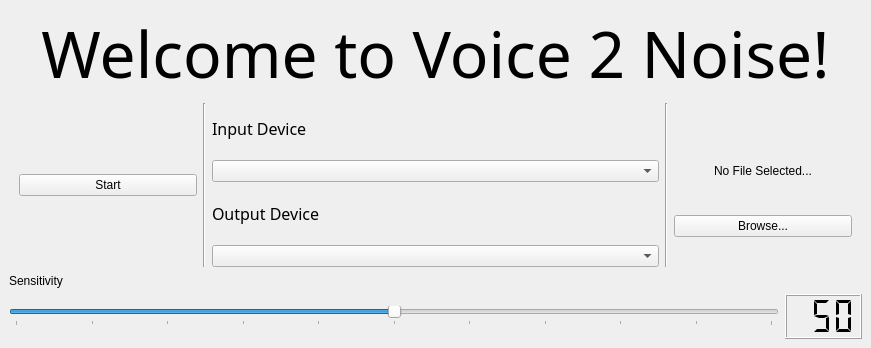
This is voice2noise/mainwindow.ui in benjaminclay01/voice2noise as Qt 5 draws it before an edit. The edited form follows.
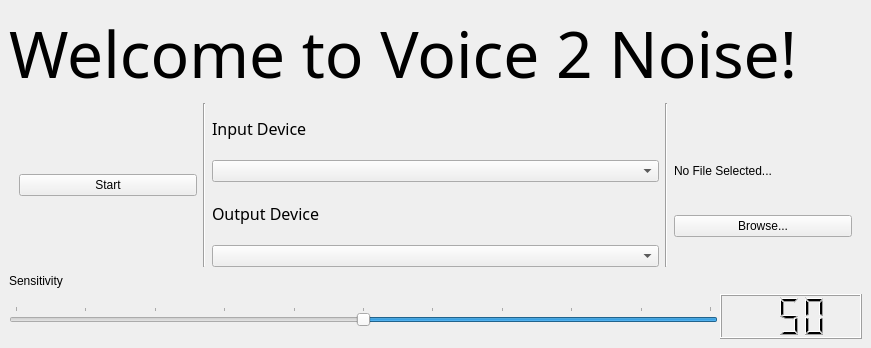
This is the edited form.

Commit message: Added sensitivity slider, saved settings from previous program uses

The edit to the form file:
```diff
--- a/voice2noise/mainwindow.ui
+++ b/voice2noise/mainwindow.ui
@@ -29,12 +29,18 @@
         <pointsize>48</pointsize>
        </font>
       </property>
+      <property name="layoutDirection">
+       <enum>Qt::LeftToRight</enum>
+      </property>
+      <property name="frameShape">
+       <enum>QFrame::NoFrame</enum>
+      </property>
+      <property name="frameShadow">
+       <enum>QFrame::Raised</enum>
+      </property>
       <property name="text">
        <string>Welcome to Voice 2 Noise!</string>
       </property>
-      <property name="alignment">
-       <set>Qt::AlignmentFlag::AlignCenter</set>
-      </property>
      </widget>
     </item>
     <item>
@@ -144,9 +150,6 @@
           <property name="text">
            <string>No File Selected...</string>
           </property>
-          <property name="alignment">
-           <set>Qt::AlignmentFlag::AlignCenter</set>
-          </property>
          </widget>
         </item>
         <item>
@@ -173,7 +176,13 @@
        </widget>
       </item>
       <item>
-       <layout class="QHBoxLayout" name="sensitivity" stretch="10,1">
+       <layout class="QHBoxLayout" name="sensitivity" stretch="10,2">
+        <property name="spacing">
+         <number>2</number>
+        </property>
+        <property name="sizeConstraint">
+         <enum>QLayout::SetDefaultConstraint</enum>
+        </property>
         <item>
          <widget class="QSlider" name="sensitivitySlider">
           <property name="baseSize">
@@ -188,17 +197,20 @@
           <property name="value">
            <number>50</number>
           </property>
+          <property name="sliderPosition">
+           <number>50</number>
+          </property>
           <property name="orientation">
            <enum>Qt::Orientation::Horizontal</enum>
           </property>
           <property name="invertedAppearance">
-           <bool>false</bool>
+           <bool>true</bool>
           </property>
           <property name="invertedControls">
            <bool>false</bool>
           </property>
           <property name="tickPosition">
-           <enum>QSlider::TickPosition::TicksBelow</enum>
+           <enum>QSlider::TicksAbove</enum>
           </property>
           <property name="tickInterval">
            <number>10</number>
@@ -214,7 +226,7 @@
            <number>3</number>
           </property>
           <property name="segmentStyle">
-           <enum>QLCDNumber::SegmentStyle::Flat</enum>
+           <enum>QLCDNumber::Filled</enum>
           </property>
           <property name="value" stdset="0">
            <double>50.000000000000000</double>
```
Left out of the diff: 16 changed lines with no effect on the pictures. The commit also changes 75 other files.
